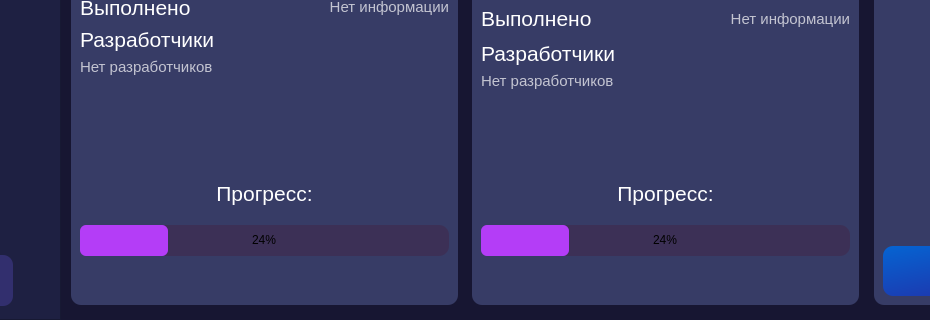
ArtShibaev/Bugtracker, file interfaces/main_page.ui: the form before one commit; both pictures show x 169 to 1099 and y 430 to 750 of the 1326 by 750 pixel window.
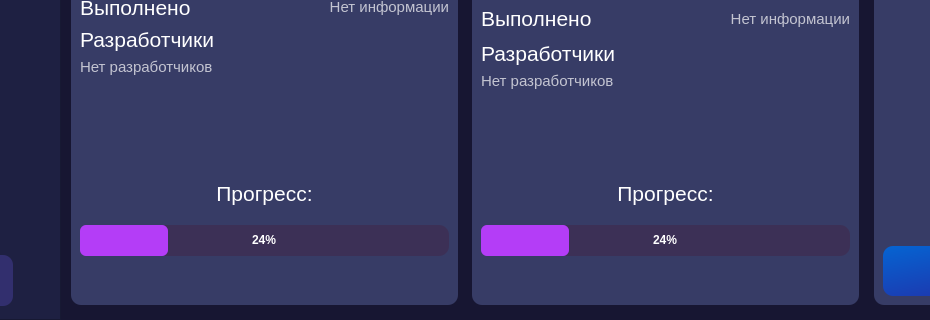
The form after the commit.

Commit message: Изменен шрифт прогресс баров в дедлайнах

The edit to the form file:
```diff
--- a/interfaces/main_page.ui
+++ b/interfaces/main_page.ui
@@ -850,6 +850,8 @@
                  <string notr="true">QProgressBar {
     text-align: center;
 	background-color: #3C3056;
+	color: white;
+	font-weight: bold;
 }
 QProgressBar::chunk {
     background-color: #B43DF7;
@@ -1123,6 +1125,8 @@
                  <string notr="true">QProgressBar {
     text-align: center;
 	background-color: #3C3056;
+	color: white;
+	font-weight: bold;
 }
 QProgressBar::chunk {
     background-color: #B43DF7;
```
Left out of the diff: 4 changed lines with no effect on the pictures.
